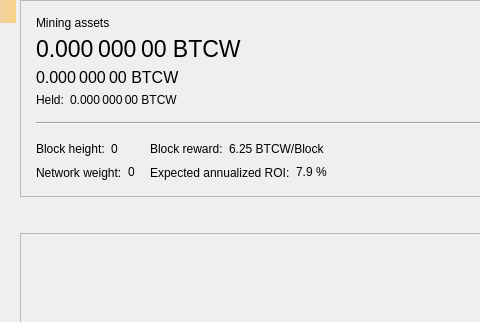
Above: src/qt/forms/stakepage.ui from StickyFingaz420/BitcoinPoW before the change; both pictures show x 0 to 480 and y 0 to 322 of the 714 by 450 pixel window. Below: the same form after it.
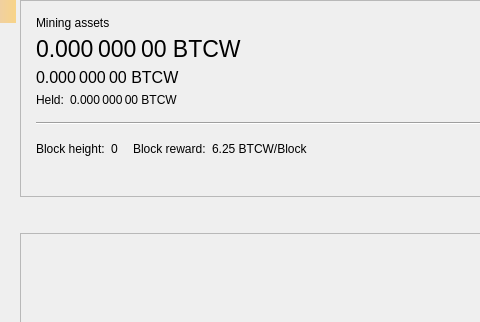
That is the form after the change. Custom widgets are drawn as their Qt base class.

Commit message: 3 network connections / cleanup

The edit to the form file:
```diff
--- a/src/qt/forms/stakepage.ui
+++ b/src/qt/forms/stakepage.ui
@@ -337,7 +337,7 @@
              </sizepolicy>
             </property>
             <property name="text">
-             <string>Network weight:</string>
+             <string> </string>
             </property>
             <property name="alignment">
              <set>Qt::AlignLeading|Qt::AlignLeft|Qt::AlignVCenter</set>
@@ -347,7 +347,7 @@
           <item>
            <widget class="QLabel" name="labelWeight">
             <property name="text">
-             <string>0</string>
+             <string></string>
             </property>
             <property name="alignment">
              <set>Qt::AlignLeading|Qt::AlignLeft|Qt::AlignVCenter</set>
@@ -389,7 +389,7 @@
              </sizepolicy>
             </property>
             <property name="text">
-             <string>Expected annualized ROI:</string>
+             <string> </string>
             </property>
             <property name="alignment">
              <set>Qt::AlignLeading|Qt::AlignLeft|Qt::AlignVCenter</set>
@@ -399,7 +399,7 @@
           <item>
            <widget class="QLabel" name="labelROI">
             <property name="text">
-             <string>7.9 %</string>
+             <string></string>
             </property>
             <property name="alignment">
              <set>Qt::AlignLeading|Qt::AlignLeft|Qt::AlignVCenter</set>
```
The commit also changes 5 other files.
